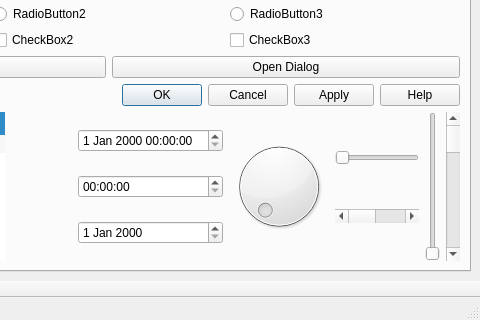
Above: examples/simple_qt_widget_example/mainwindow.ui from lildannita/QtAda before the change; both pictures show x 263 to 743 and y 328 to 648 of the 743 by 648 pixel window. Below: the same form after it.
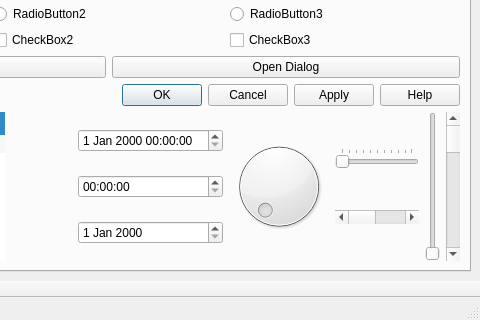
That is the form after the change.

Commit message: Добавлена обработка QAbstractSlider

The edit to the form file:
```diff
--- a/examples/simple_qt_widget_example/mainwindow.ui
+++ b/examples/simple_qt_widget_example/mainwindow.ui
@@ -283,6 +283,9 @@
                   <property name="orientation">
                    <enum>Qt::Horizontal</enum>
                   </property>
+                  <property name="tickPosition">
+                   <enum>QSlider::TicksAbove</enum>
+                  </property>
                  </widget>
                 </item>
                 <item>
```
Left out of the diff: 9 changed lines with no effect on the pictures. The commit also changes 5 other files.
